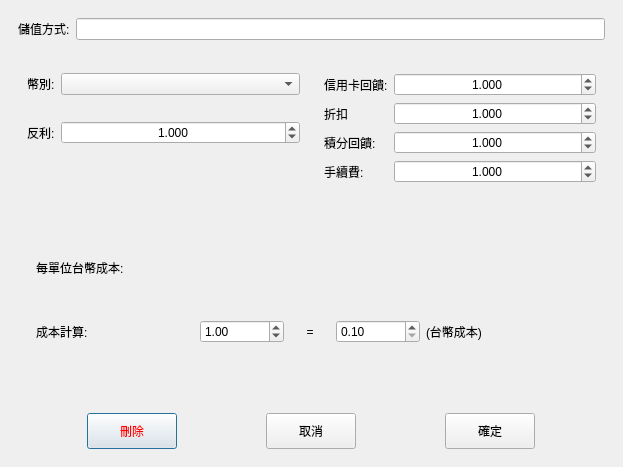
Qt form src/AdbClient/StageManagerSetting/DialogAddValueTypeEdit.ui (roger0816/Adb) before a commit.
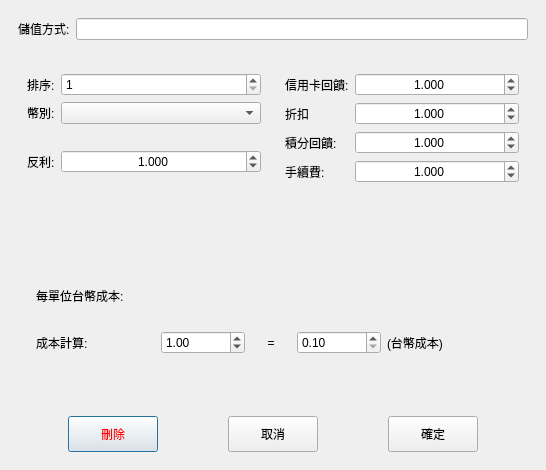
The same form after that commit.

What changed in the file:
```diff
--- a/src/AdbClient/StageManagerSetting/DialogAddValueTypeEdit.ui
+++ b/src/AdbClient/StageManagerSetting/DialogAddValueTypeEdit.ui
@@ -6,8 +6,8 @@
    <rect>
     <x>0</x>
     <y>0</y>
-    <width>623</width>
-    <height>467</height>
+    <width>546</width>
+    <height>470</height>
    </rect>
   </property>
   <property name="windowTitle">
@@ -60,7 +60,7 @@
       </item>
       <item>
        <widget class="QWidget" name="widget_2" native="true">
-        <layout class="QGridLayout" name="gridLayout_3" rowstretch="1,1" columnstretch="1,1">
+        <layout class="QGridLayout" name="gridLayout_3" rowstretch="1,0" columnstretch="1,1">
          <item row="0" column="1">
           <widget class="QWidget" name="widget_5" native="true">
            <layout class="QFormLayout" name="formLayout_2">
@@ -174,31 +174,31 @@
          <item row="0" column="0">
           <widget class="QWidget" name="widget_4" native="true">
            <layout class="QFormLayout" name="formLayout">
-            <item row="0" column="0">
+            <item row="1" column="0">
              <widget class="QLabel" name="label_2">
               <property name="text">
                <string>幣別:</string>
               </property>
              </widget>
             </item>
-            <item row="0" column="1">
+            <item row="1" column="1">
              <widget class="QComboBox" name="comboBox"/>
             </item>
-            <item row="1" column="1">
+            <item row="2" column="1">
              <widget class="QLabel" name="lbRate">
               <property name="text">
                <string/>
               </property>
              </widget>
             </item>
-            <item row="2" column="0">
+            <item row="3" column="0">
              <widget class="QLabel" name="label_7">
               <property name="text">
                <string>反利:</string>
               </property>
              </widget>
             </item>
-            <item row="2" column="1">
+            <item row="3" column="1">
              <widget class="QDoubleSpinBox" name="sbSub">
               <property name="alignment">
                <set>Qt::AlignCenter</set>
@@ -217,6 +217,23 @@
               </property>
              </widget>
             </item>
+            <item row="0" column="0">
+             <widget class="QLabel" name="label_6">
+              <property name="text">
+               <string>排序:</string>
+              </property>
+             </widget>
+            </item>
+            <item row="0" column="1">
+             <widget class="QSpinBox" name="sbSort">
+              <property name="minimum">
+               <number>1</number>
+              </property>
+              <property name="maximum">
+               <number>999</number>
+              </property>
+             </widget>
+            </item>
            </layout>
           </widget>
          </item>
```
